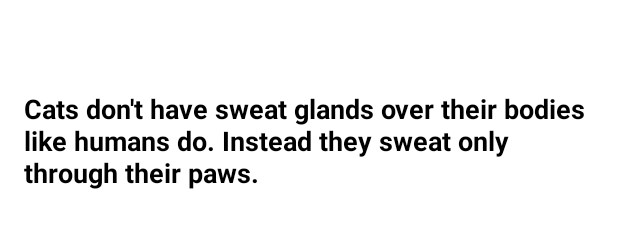
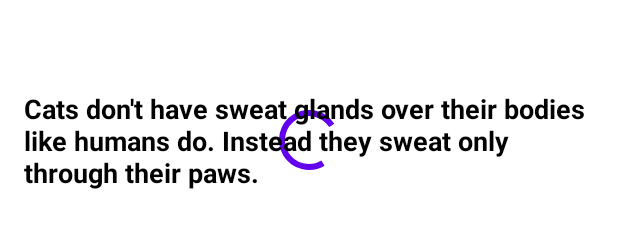
Before and after one commit to Abhimanyu14/cat-fact, an Android app: the layout activity_main.xml on its own in the app's theme, with its tools: preview values and no code run, on a phone screen of 412 x 824 dp. Shown: the part 478-706 px from the top of the screen. Run offline under Robolectric (Android 15) with nearby library versions, the phone set to English and light mode, and no system bars.

Commit message:
added loader

```diff
--- a/codebase/android/app/src/main/res/layout/activity_main.xml
+++ b/codebase/android/app/src/main/res/layout/activity_main.xml
@@ -8,12 +8,23 @@
     <androidx.constraintlayout.widget.ConstraintLayout xmlns:android="http://schemas.android.com/apk/res/android"
         xmlns:app="http://schemas.android.com/apk/res-auto"
         xmlns:tools="http://schemas.android.com/tools"
+        android:id="@+id/activity_main_root_layout"
         android:layout_width="match_parent"
         android:layout_height="match_parent"
         tools:context=".ui.MainActivity">
 
+        <com.google.android.material.progressindicator.CircularProgressIndicator
+            android:id="@+id/activity_main_progressbar"
+            android:layout_width="40dp"
+            android:layout_height="40dp"
+            android:indeterminate="true"
+            app:layout_constraintBottom_toBottomOf="parent"
+            app:layout_constraintLeft_toLeftOf="parent"
+            app:layout_constraintRight_toRightOf="parent"
+            app:layout_constraintTop_toTopOf="parent" />
+
         <TextView
-            android:id="@+id/fact"
+            android:id="@+id/activity_main_textview_fact"
             android:layout_width="wrap_content"
             android:layout_height="wrap_content"
             android:padding="16dp"
```
Also changed, not shown: codebase/android/app/src/main/java/com/makeappssimple/abhimanyu/catfact/android/ui/MainActivity.kt (+12 -2 lines).
